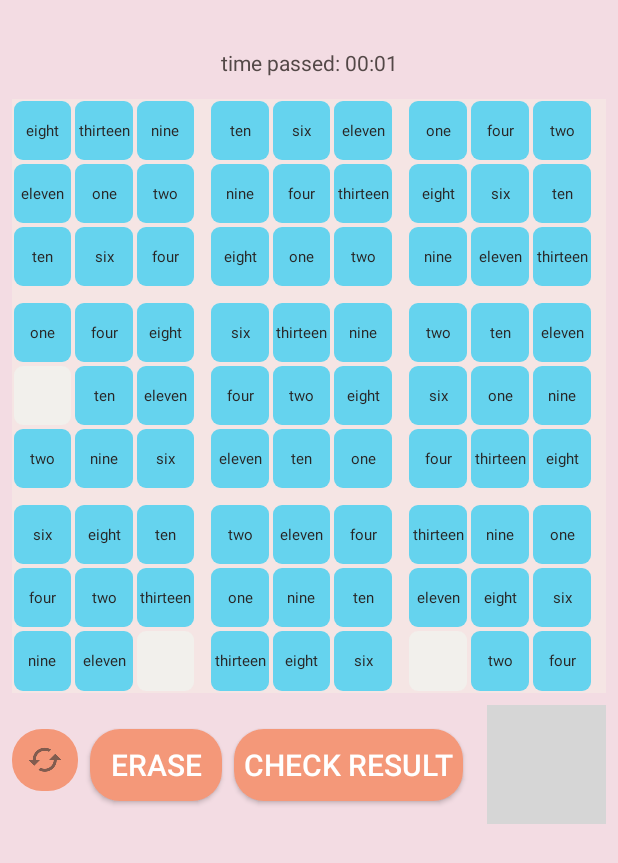
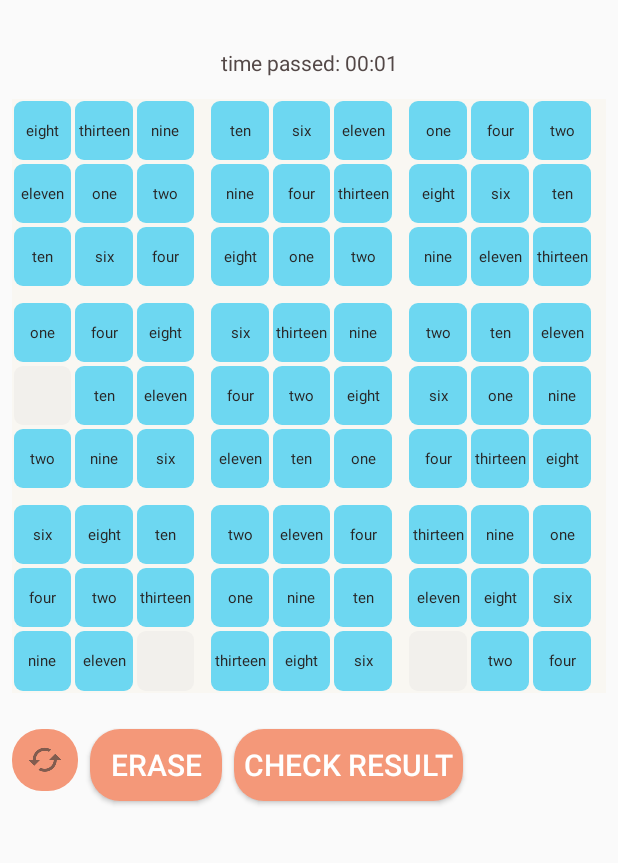
Before and after one commit to arian233/SudokuGame, an Android app: the SudokuFragment screen opened directly, with no data from a screen before it, on a phone screen of 412 x 824 dp. Shown: the top 863 px of the screen. Run offline under Robolectric (Android 15) with nearby library versions, the phone set to English and light mode, and no system bars; our stand-ins replace Picasso; pictures from the network do not load; grey boxes are pictures that could not be loaded.

Commit message:
v3.3 added a theme functionality

```diff
--- a/app/src/main/res/drawable/presetbutton.xml
+++ b/app/src/main/res/drawable/presetbutton.xml
@@ -3,7 +3,7 @@
     <item>
         <shape android:shape="rectangle">
             <corners android:radius="6dp"/>
-            <solid android:color="#65D3EE"/>
+            <solid android:color="#6DD7F1"/>
         </shape>
 
     </item>
--- a/app/src/main/res/layout-land/activity_sudoku.xml
+++ b/app/src/main/res/layout-land/activity_sudoku.xml
@@ -10,8 +10,7 @@
     <ImageView
         android:id="@+id/imgPlaylistItemBg"
         android:layout_width="match_parent"
-        android:layout_height="match_parent"
-        android:background="@color/colorAccent"/>
+        android:layout_height="match_parent" />
 
     <Chronometer
         android:id="@+id/timer"
@@ -33,7 +32,6 @@
         android:layout_marginBottom="8dp"
         android:adjustViewBounds="true"
         android:scaleType="fitXY"
-        android:src="@drawable/uibg1"
         app:layout_constraintBottom_toBottomOf="parent"
         app:layout_constraintEnd_toEndOf="parent"
         app:layout_constraintHorizontal_bias="0.14"
--- a/app/src/main/res/layout-large-land/activity_sudoku.xml
+++ b/app/src/main/res/layout-large-land/activity_sudoku.xml
@@ -10,8 +10,7 @@
     <ImageView
         android:id="@+id/imgPlaylistItemBg"
         android:layout_width="match_parent"
-        android:layout_height="match_parent"
-        android:background="@color/colorAccent" />
+        android:layout_height="match_parent" />
 
     <Chronometer
         android:id="@+id/timer"
@@ -33,7 +32,6 @@
         android:layout_marginBottom="8dp"
         android:adjustViewBounds="true"
         android:scaleType="fitXY"
-        android:src="@drawable/uibg1"
         app:layout_constraintBottom_toBottomOf="parent"
         app:layout_constraintEnd_toEndOf="parent"
         app:layout_constraintHorizontal_bias="0.06"
--- a/app/src/main/res/layout/activity_sudoku.xml
+++ b/app/src/main/res/layout/activity_sudoku.xml
@@ -11,8 +11,7 @@ tools:context=".controller.SudokuActivity">
     <ImageView
         android:id="@+id/imgPlaylistItemBg"
         android:layout_width="match_parent"
-        android:layout_height="match_parent"
-        android:background="@color/colorAccent"/>
+        android:layout_height="match_parent" />
 
     <Chronometer
         android:id="@+id/timer"
@@ -47,7 +46,6 @@ tools:context=".controller.SudokuActivity">
             android:layout_marginBottom="8dp"
             android:adjustViewBounds="true"
             android:scaleType="fitXY"
-            android:src="@drawable/uibg1"
             app:layout_constraintBottom_toBottomOf="parent"
             app:layout_constraintEnd_toEndOf="@+id/grid_layout"
             app:layout_constraintStart_toEndOf="@+id/check_result_button"
```
